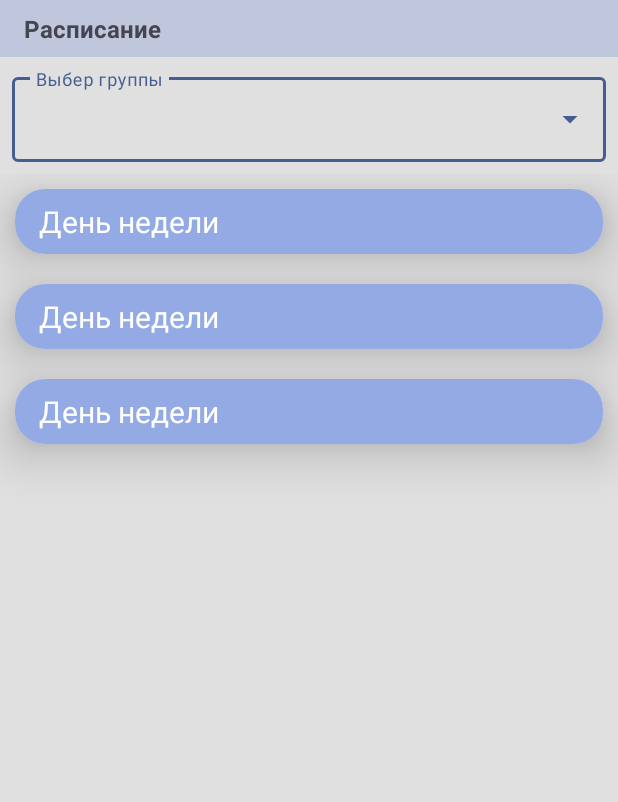
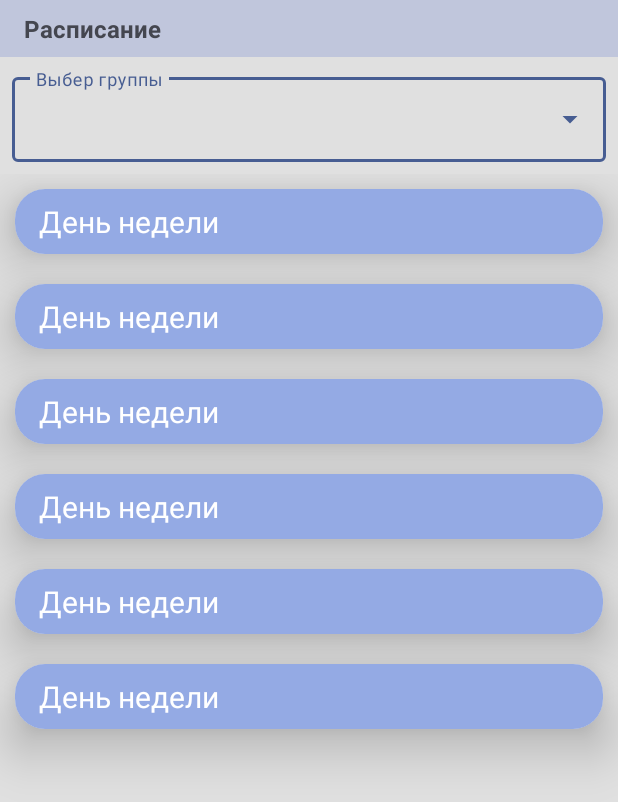
Before and after one commit to danilkis/GuapScheduleApp, an Android app: the layout activity_main.xml on its own in the app's theme, with its tools: preview values and no code run, on a phone screen of 412 x 824 dp. Shown: the top 802 px of the screen. Run offline under Robolectric (Android 15) with nearby library versions, the phone set to English and light mode, and no system bars.

Commit message:
Веня(Spiner): немного переписал КОД

```diff
--- a/app/build.gradle
+++ b/app/build.gradle
@@ -46,6 +46,7 @@ dependencies {
     implementation 'androidx.appcompat:appcompat:1.6.1'
     implementation 'com.google.android.material:material:1.8.0'
     implementation 'androidx.constraintlayout:constraintlayout:2.1.4'
+    implementation 'androidx.legacy:legacy-support-v4:1.0.0'
     testImplementation 'junit:junit:4.13.2'
     androidTestImplementation 'androidx.test.ext:junit:1.1.5'
     androidTestImplementation 'androidx.test.espresso:espresso-core:3.5.1'
--- a/app/src/main/java/com/example/guap31/MainActivity.kt
+++ b/app/src/main/java/com/example/guap31/MainActivity.kt
@@ -28,8 +28,10 @@ class MainActivity : AppCompatActivity() {
 
     private lateinit var DayList: ArrayList<day_info>
 
+    // Для recyclerView
     private lateinit var adapter: SH_day_adapter
     private lateinit var recyclerView: RecyclerView
+    /*------------------------------------------------------------*/
 
     // Спинер меню с Выбором групп
     private lateinit var autoComplecteGroup: AutoCompleteTextView
--- a/app/src/main/res/layout/activity_main.xml
+++ b/app/src/main/res/layout/activity_main.xml
@@ -1,5 +1,6 @@
 <?xml version="1.0" encoding="utf-8"?>
-<androidx.constraintlayout.widget.ConstraintLayout xmlns:android="http://schemas.android.com/apk/res/android"
+<androidx.constraintlayout.widget.ConstraintLayout
+    xmlns:android="http://schemas.android.com/apk/res/android"
     xmlns:app="http://schemas.android.com/apk/res-auto"
     xmlns:tools="http://schemas.android.com/tools"
     android:layout_width="match_parent"
@@ -42,13 +43,17 @@
     <com.google.android.material.textfield.TextInputLayout
         android:id="@+id/textInputLayout"
         style="@style/Widget.MaterialComponents.TextInputLayout.OutlinedBox.ExposedDropdownMenu"
-        android:layout_width="match_parent"
+        android:layout_width="0dp"
         android:layout_height="wrap_content"
-        android:layout_margin="8dp"
+        android:layout_marginStart="8dp"
+        android:layout_marginTop="8dp"
+        android:layout_marginEnd="8dp"
+        android:hint="@string/select_group"
 
-        android:hint="@string/select_group"
-        app:layout_constraintTop_toBottomOf="@+id/constraintLayout"
-        tools:layout_editor_absoluteX="8dp">
+
+        app:layout_constraintEnd_toEndOf="parent"
+        app:layout_constraintStart_toStartOf="parent"
+        app:layout_constraintTop_toBottomOf="@+id/constraintLayout">
 
         <AutoCompleteTextView
             android:id="@+id/auto_complecte_txt"
@@ -62,14 +67,13 @@
         android:layout_width="0dp"
         android:layout_height="0dp"
         android:layout_marginTop="8dp"
+        android:nestedScrollingEnabled="false"
         app:layoutManager="androidx.recyclerview.widget.LinearLayoutManager"
         app:layout_constraintBottom_toBottomOf="parent"
         app:layout_constraintEnd_toEndOf="parent"
-        app:layout_constraintHorizontal_bias="1.0"
         app:layout_constraintStart_toStartOf="parent"
         app:layout_constraintTop_toBottomOf="@+id/textInputLayout"
-        app:layout_constraintVertical_bias="0.0"
-        tools:itemCount="3"
+        tools:itemCount="6"
         tools:listitem="@layout/day_sh_layout">
 
     </androidx.recyclerview.widget.RecyclerView>
--- a/app/src/main/res/layout/day_sh_layout.xml
+++ b/app/src/main/res/layout/day_sh_layout.xml
@@ -45,6 +45,7 @@
             android:id="@+id/RViewlesson"
             android:layout_width="0dp"
             android:layout_height="wrap_content"
+            android:nestedScrollingEnabled="false"
             app:layoutManager="androidx.recyclerview.widget.LinearLayoutManager"
             app:layout_constraintBottom_toBottomOf="parent"
             app:layout_constraintEnd_toEndOf="parent"
```
